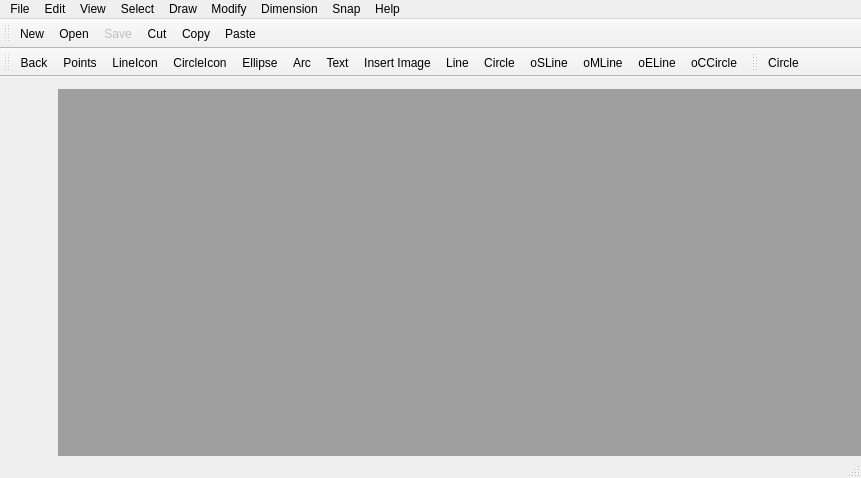
First picture: the form in resources/ui/mainwindow.ui, repository GreatDevelopers/eCAD, before the edit.
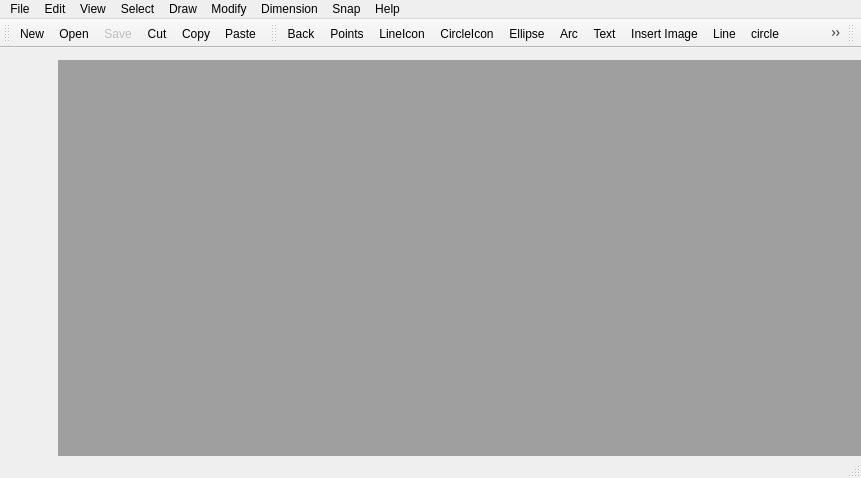
Second picture: the form after the edit. Icons and pictures are not drawn.

What changed in the file:
```diff
--- a/resources/ui/mainwindow.ui
+++ b/resources/ui/mainwindow.ui
@@ -199,7 +199,7 @@
     <enum>TopToolBarArea</enum>
    </attribute>
    <attribute name="toolBarBreak">
-    <bool>true</bool>
+    <bool>false</bool>
    </attribute>
    <addaction name="actionBack"/>
    <addaction name="actionPoints"/>
@@ -227,7 +227,6 @@
    <attribute name="toolBarBreak">
     <bool>false</bool>
    </attribute>
-   <addaction name="actionCircle"/>
   </widget>
   <action name="actionNew">
    <property name="enabled">
@@ -1107,7 +1106,7 @@
      <normaloff>:/icons/images/circle.svg</normaloff>:/icons/images/circle.svg</iconset>
    </property>
    <property name="text">
-    <string>Circle</string>
+    <string>circle</string>
    </property>
    <property name="toolTip">
     <string>Circle</string>
```
